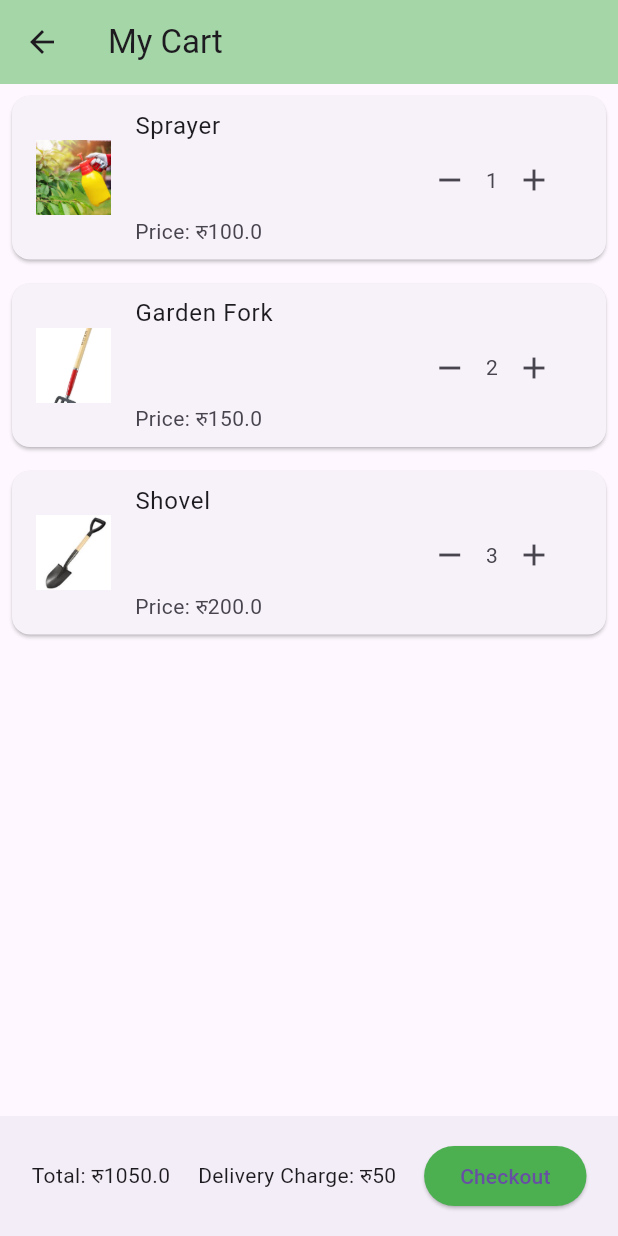
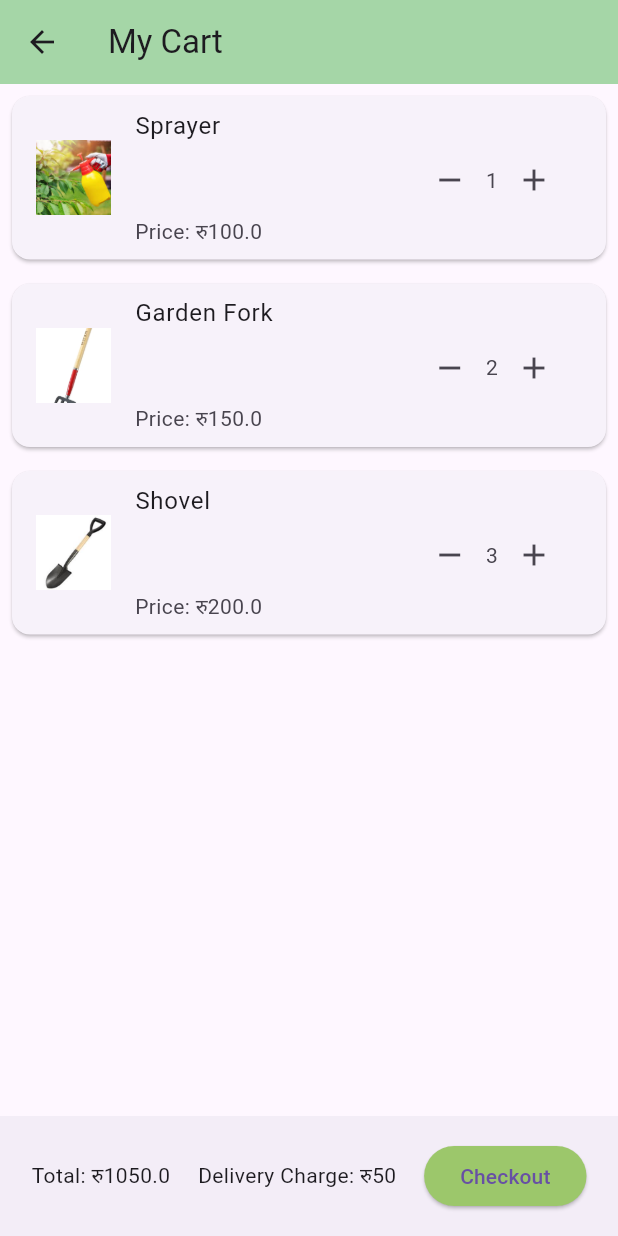
Before and after one commit to mahatarc/HALOPROJECT, a Flutter app: the CartPage screen opened directly, on a phone screen of 412 x 824 dp. Run offline on Flutter 3.47's test engine with Material 3 defaults, Android fonts, the phone set to English and light mode, and no system bars; our stand-ins replace carousel_slider, firebase_auth, firebase_core; accounts and stored records are empty.

Commit message:
color change

```diff
--- a/lib/features/userauth/presenation/pages/homepage/home_icons/cart.dart
+++ b/lib/features/userauth/presenation/pages/homepage/home_icons/cart.dart
@@ -40,8 +40,8 @@ class _CartPageState extends State<CartPage> {
                   print('Checkout pressed');
                 },
                 style: ElevatedButton.styleFrom(
-                  backgroundColor:
-                      Colors.green, // Set the button color to green
+                  backgroundColor: const Color.fromARGB(
+                      255, 156, 199, 107), // Set the button color to green
                 ),
                 child: Text('Checkout'),
               ),
```
